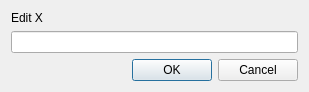
Above: src/TimeTracker/edit_activity_field_dialog.ui from miere43/jatt before the change. Below: the same form after it.
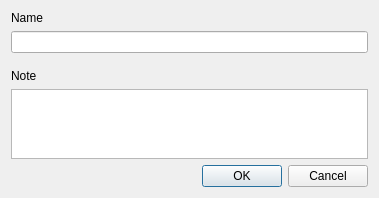
That is the form after the change.

Commit message: Autoselect name field in activity edit dialog.

What changed in the file:
```diff
--- a/src/TimeTracker/edit_activity_field_dialog.ui
+++ b/src/TimeTracker/edit_activity_field_dialog.ui
@@ -6,12 +6,12 @@
    <rect>
     <x>0</x>
     <y>0</y>
-    <width>309</width>
-    <height>86</height>
+    <width>379</width>
+    <height>198</height>
    </rect>
   </property>
   <property name="sizePolicy">
-   <sizepolicy hsizetype="Preferred" vsizetype="Fixed">
+   <sizepolicy hsizetype="Expanding" vsizetype="Expanding">
     <horstretch>0</horstretch>
     <verstretch>0</verstretch>
    </sizepolicy>
@@ -32,7 +32,7 @@
       </sizepolicy>
      </property>
      <property name="text">
-      <string>Edit X</string>
+      <string>Name</string>
      </property>
      <property name="textFormat">
       <enum>Qt::RichText</enum>
@@ -40,7 +40,49 @@
     </widget>
    </item>
    <item>
-    <widget class="QLineEdit" name="propertyLineEdit"/>
+    <widget class="QLineEdit" name="nameEdit"/>
+   </item>
+   <item>
+    <spacer name="verticalSpacer">
+     <property name="orientation">
+      <enum>Qt::Vertical</enum>
+     </property>
+     <property name="sizeType">
+      <enum>QSizePolicy::Fixed</enum>
+     </property>
+     <property name="sizeHint" stdset="0">
+      <size>
+       <width>20</width>
+       <height>10</height>
+      </size>
+     </property>
+    </spacer>
+   </item>
+   <item>
+    <widget class="QLabel" name="editNoteLabel">
+     <property name="text">
+      <string>Note</string>
+     </property>
+    </widget>
+   </item>
+   <item>
+    <widget class="QPlainTextEdit" name="noteEdit">
+     <property name="sizePolicy">
+      <sizepolicy hsizetype="Expanding" vsizetype="Expanding">
+       <horstretch>0</horstretch>
+       <verstretch>0</verstretch>
+      </sizepolicy>
+     </property>
+     <property name="minimumSize">
+      <size>
+       <width>0</width>
+       <height>0</height>
+      </size>
+     </property>
+     <property name="tabChangesFocus">
+      <bool>true</bool>
+     </property>
+    </widget>
    </item>
    <item>
     <widget class="QDialogButtonBox" name="buttonBox">
```
Left out of the diff: 4 changed lines with no effect on the pictures. The commit also changes 5 other files.
